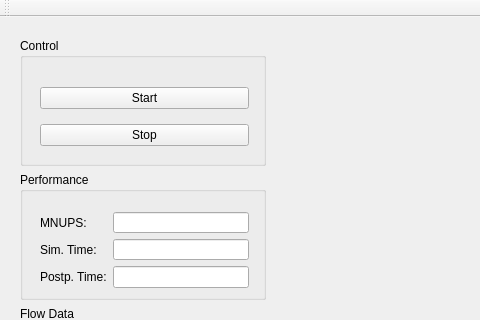
First picture: the form in apps/pipe/pipe_viewer.ui, repository keva92/lgca, before the edit; both pictures show x 0 to 480 and y 0 to 320 of the 1025 by 633 pixel window.
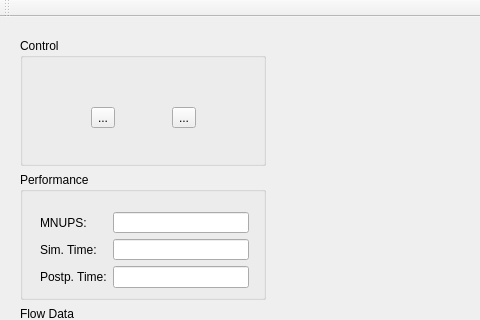
Second picture: the form after the edit. Custom widgets are drawn as their Qt base class.

Patch:
```diff
--- a/apps/pipe/pipe_viewer.ui
+++ b/apps/pipe/pipe_viewer.ui
@@ -195,17 +195,17 @@
          </rect>
         </property>
         <layout class="QGridLayout" name="controlGridLayout">
-         <item row="1" column="1">
-          <widget class="QPushButton" name="stopButton">
+         <item row="0" column="0">
+          <widget class="QToolButton" name="playButton">
            <property name="text">
-            <string>Stop</string>
+            <string>...</string>
            </property>
           </widget>
          </item>
          <item row="0" column="1">
-          <widget class="QPushButton" name="startButton">
+          <widget class="QToolButton" name="pauseButton">
            <property name="text">
-            <string>Start</string>
+            <string>...</string>
            </property>
           </widget>
          </item>
```
Left out of the diff: 2 changed lines with no effect on the pictures.
